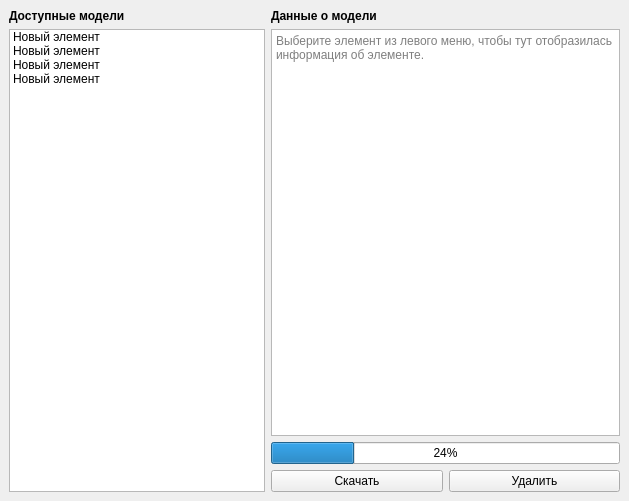
Qt form ui/model_management.ui (dalbsyn/cursovoi-project-1) before a commit.
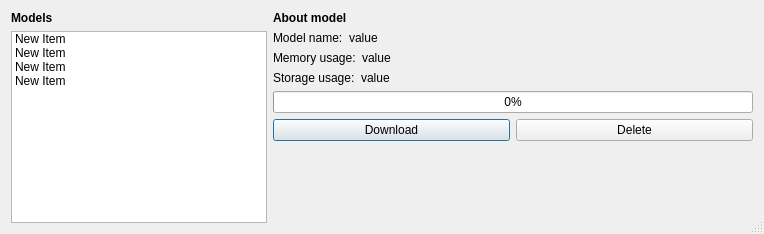
The same form after that commit.

Commit message: Рефакторинг графического интерфейса

Patch:
```diff
--- a/ui/model_management.ui
+++ b/ui/model_management.ui
@@ -1,113 +1,301 @@
 <?xml version="1.0" encoding="UTF-8"?>
 <ui version="4.0">
- <class>MainWindow</class>
- <widget class="QMainWindow" name="MainWindow">
+ <class>ModelManagement</class>
+ <widget class="QDialog" name="ModelManagement">
+  <property name="enabled">
+   <bool>true</bool>
+  </property>
   <property name="geometry">
    <rect>
     <x>0</x>
     <y>0</y>
-    <width>629</width>
-    <height>501</height>
+    <width>760</width>
+    <height>234</height>
    </rect>
   </property>
   <property name="windowTitle">
    <string>Управление моделями</string>
   </property>
-  <widget class="QWidget" name="centralwidget">
-   <layout class="QGridLayout" name="gridLayout_2">
-    <item row="3" column="2">
-     <widget class="QPushButton" name="button_delete">
+  <property name="sizeGripEnabled">
+   <bool>true</bool>
+  </property>
+  <layout class="QGridLayout" name="gridLayout">
+   <property name="sizeConstraint">
+    <enum>QLayout::SizeConstraint::SetFixedSize</enum>
+   </property>
+   <item row="1" column="0" rowspan="10">
+    <widget class="QListWidget" name="listWidget">
+     <property name="sizePolicy">
+      <sizepolicy hsizetype="Minimum" vsizetype="Expanding">
+       <horstretch>0</horstretch>
+       <verstretch>0</verstretch>
+      </sizepolicy>
+     </property>
+     <item>
       <property name="text">
-       <string>Удалить</string>
+       <string>New Item</string>
       </property>
-     </widget>
-    </item>
-    <item row="3" column="1">
-     <widget class="QPushButton" name="button_download">
+     </item>
+     <item>
       <property name="text">
-       <string>Скачать</string>
+       <string>New Item</string>
       </property>
-     </widget>
-    </item>
-    <item row="0" column="0">
-     <widget class="QLabel" name="label_models">
-      <property name="font">
-       <font>
-        <weight>75</weight>
-        <bold>true</bold>
-       </font>
+     </item>
+     <item>
+      <property name="text">
+       <string>New Item</string>
       </property>
+     </item>
+     <item>
       <property name="text">
-       <string>Доступные модели</string>
+       <string>New Item</string>
       </property>
-     </widget>
-    </item>
-    <item row="1" column="1" colspan="2">
-     <widget class="QTextBrowser" name="area_model_information">
-      <property name="html">
-       <string>&lt;!DOCTYPE HTML PUBLIC &quot;-//W3C//DTD HTML 4.0//EN&quot; &quot;http://www.w3.org/TR/REC-html40/strict.dtd&quot;&gt;
-&lt;html&gt;&lt;head&gt;&lt;meta name=&quot;qrichtext&quot; content=&quot;1&quot; /&gt;&lt;style type=&quot;text/css&quot;&gt;
-p, li { white-space: pre-wrap; }
-&lt;/style&gt;&lt;/head&gt;&lt;body style=&quot; font-family:'Noto Sans'; font-size:10pt; font-weight:400; font-style:normal;&quot;&gt;
-&lt;p style=&quot;-qt-paragraph-type:empty; margin-top:12px; margin-bottom:12px; margin-left:0px; margin-right:0px; -qt-block-indent:0; text-indent:0px;&quot;&gt;&lt;br /&gt;&lt;/p&gt;&lt;/body&gt;&lt;/html&gt;</string>
+     </item>
+    </widget>
+   </item>
+   <item row="0" column="1" colspan="2">
+    <widget class="QLabel" name="label_model_info">
+     <property name="sizePolicy">
+      <sizepolicy hsizetype="Preferred" vsizetype="Fixed">
+       <horstretch>0</horstretch>
+       <verstretch>0</verstretch>
+      </sizepolicy>
+     </property>
+     <property name="minimumSize">
+      <size>
+       <width>480</width>
+       <height>0</height>
+      </size>
+     </property>
+     <property name="font">
+      <font>
+       <bold>true</bold>
+      </font>
+     </property>
+     <property name="text">
+      <string>About model</string>
+     </property>
+    </widget>
+   </item>
+   <item row="1" column="1" colspan="2">
+    <widget class="QWidget" name="horizontal_model" native="true">
+     <property name="sizePolicy">
+      <sizepolicy hsizetype="Preferred" vsizetype="Fixed">
+       <horstretch>0</horstretch>
+       <verstretch>0</verstretch>
+      </sizepolicy>
+     </property>
+     <layout class="QHBoxLayout" name="horizontalLayout_4">
+      <property name="leftMargin">
+       <number>0</number>
       </property>
-      <property name="placeholderText">
-       <string>Выберите элемент из левого меню, чтобы тут отобразилась информация об элементе.</string>
+      <property name="topMargin">
+       <number>0</number>
       </property>
-     </widget>
-    </item>
-    <item row="2" column="1" colspan="2">
-     <widget class="QProgressBar" name="progressbar_download">
-      <property name="value">
-       <number>24</number>
+      <property name="rightMargin">
+       <number>0</number>
       </property>
-     </widget>
-    </item>
-    <item row="1" column="0" rowspan="3">
-     <widget class="QListWidget" name="list_models">
-      <property name="sizePolicy">
-       <sizepolicy hsizetype="Maximum" vsizetype="Expanding">
-        <horstretch>0</horstretch>
-        <verstretch>0</verstretch>
-       </sizepolicy>
+      <property name="bottomMargin">
+       <number>0</number>
       </property>
       <item>
-       <property name="text">
-        <string>Новый элемент</string>
-       </property>
+       <widget class="QLabel" name="label_model_name">
+        <property name="sizePolicy">
+         <sizepolicy hsizetype="Fixed" vsizetype="Fixed">
+          <horstretch>0</horstretch>
+          <verstretch>0</verstretch>
+         </sizepolicy>
+        </property>
+        <property name="text">
+         <string>Model name:</string>
+        </property>
+       </widget>
       </item>
       <item>
-       <property name="text">
-        <string>Новый элемент</string>
-       </property>
+       <widget class="QLabel" name="label_model_name_value">
+        <property name="sizePolicy">
+         <sizepolicy hsizetype="Preferred" vsizetype="Fixed">
+          <horstretch>0</horstretch>
+          <verstretch>0</verstretch>
+         </sizepolicy>
+        </property>
+        <property name="text">
+         <string>value</string>
+        </property>
+       </widget>
       </item>
+     </layout>
+    </widget>
+   </item>
+   <item row="2" column="1" colspan="2">
+    <widget class="QWidget" name="horizontal_memory" native="true">
+     <property name="sizePolicy">
+      <sizepolicy hsizetype="Preferred" vsizetype="Fixed">
+       <horstretch>0</horstretch>
+       <verstretch>0</verstretch>
+      </sizepolicy>
+     </property>
+     <layout class="QHBoxLayout" name="horizontalLayout_3">
+      <property name="leftMargin">
+       <number>0</number>
+      </property>
+      <property name="topMargin">
+       <number>0</number>
+      </property>
+      <property name="rightMargin">
+       <number>0</number>
+      </property>
+      <property name="bottomMargin">
+       <number>0</number>
+      </property>
       <item>
-       <property name="text">
-        <string>Новый элемент</string>
-       </property>
+       <widget class="QLabel" name="label_memory_usage">
+        <property name="sizePolicy">
+         <sizepolicy hsizetype="Fixed" vsizetype="Fixed">
+          <horstretch>0</horstretch>
+          <verstretch>0</verstretch>
+         </sizepolicy>
+        </property>
+        <property name="text">
+         <string>Memory usage:</string>
+        </property>
+       </widget>
       </item>
       <item>
-       <property name="text">
-        <string>Новый элемент</string>
-       </property>
+       <widget class="QLabel" name="label_memory_usage_value">
+        <property name="sizePolicy">
+         <sizepolicy hsizetype="Preferred" vsizetype="Fixed">
+          <horstretch>0</horstretch>
+          <verstretch>0</verstretch>
+         </sizepolicy>
+        </property>
+        <property name="text">
+         <string>value</string>
+        </property>
+       </widget>
       </item>
-     </widget>
-    </item>
-    <item row="0" column="1" colspan="2">
-     <widget class="QLabel" name="label_model_information">
-      <property name="font">
-       <font>
-        <weight>75</weight>
-        <bold>true</bold>
-       </font>
+     </layout>
+    </widget>
+   </item>
+   <item row="0" column="0">
+    <widget class="QLabel" name="label_models">
+     <property name="sizePolicy">
+      <sizepolicy hsizetype="Preferred" vsizetype="Fixed">
+       <horstretch>0</horstretch>
+       <verstretch>0</verstretch>
+      </sizepolicy>
+     </property>
+     <property name="font">
+      <font>
+       <bold>true</bold>
+      </font>
+     </property>
+     <property name="text">
+      <string>Models</string>
+     </property>
+    </widget>
+   </item>
+   <item row="3" column="1">
+    <widget class="QWidget" name="horizontal_storage" native="true">
+     <layout class="QHBoxLayout" name="horizontalLayout_5">
+      <property name="leftMargin">
+       <number>0</number>
       </property>
-      <property name="text">
-       <string>Данные о модели</string>
+      <property name="topMargin">
+       <number>0</number>
       </property>
-     </widget>
-    </item>
-   </layout>
-  </widget>
+      <property name="rightMargin">
+       <number>0</number>
+      </property>
+      <property name="bottomMargin">
+       <number>0</number>
+      </property>
+      <item>
+       <widget class="QLabel" name="label_storage_usage">
+        <property name="sizePolicy">
+         <sizepolicy hsizetype="Fixed" vsizetype="Fixed">
+          <horstretch>0</horstretch>
+          <verstretch>0</verstretch>
+         </sizepolicy>
+        </property>
+        <property name="text">
+         <string>Storage usage:</string>
+        </property>
+       </widget>
+      </item>
+      <item>
+       <widget class="QLabel" name="label_storage_usage_value">
+        <property name="sizePolicy">
+         <sizepolicy hsizetype="Preferred" vsizetype="Fixed">
+          <horstretch>0</horstretch>
+          <verstretch>0</verstretch>
+         </sizepolicy>
+        </property>
+        <property name="text">
+         <string>value</string>
+        </property>
+       </widget>
+      </item>
+     </layout>
+    </widget>
+   </item>
+   <item row="4" column="1" colspan="2">
+    <widget class="QProgressBar" name="progress_download">
+     <property name="value">
+      <number>0</number>
+     </property>
+    </widget>
+   </item>
+   <item row="5" column="1">
+    <widget class="QPushButton" name="button_download">
+     <property name="sizePolicy">
+      <sizepolicy hsizetype="Expanding" vsizetype="Fixed">
+       <horstretch>0</horstretch>
+       <verstretch>0</verstretch>
+      </sizepolicy>
+     </property>
+     <property name="text">
+      <string>Download</string>
+     </property>
+    </widget>
+   </item>
+   <item row="5" column="2">
+    <widget class="QPushButton" name="button_delete">
+     <property name="sizePolicy">
+      <sizepolicy hsizetype="Expanding" vsizetype="Fixed">
+       <horstretch>0</horstretch>
+       <verstretch>0</verstretch>
+      </sizepolicy>
+     </property>
+     <property name="text">
+      <string>Delete</string>
+     </property>
+    </widget>
+   </item>
+   <item row="6" column="1" colspan="2">
+    <spacer name="verticalSpacer">
+     <property name="orientation">
+      <enum>Qt::Orientation::Vertical</enum>
+     </property>
+     <property name="sizeHint" stdset="0">
+      <size>
+       <width>20</width>
+       <height>40</height>
+      </size>
+     </property>
+    </spacer>
+   </item>
+  </layout>
+  <zorder>horizontal_storage</zorder>
+  <zorder>label_models</zorder>
+  <zorder>label_model_info</zorder>
+  <zorder>listWidget</zorder>
+  <zorder>horizontal_memory</zorder>
+  <zorder>horizontal_model</zorder>
+  <zorder>progress_download</zorder>
+  <zorder>button_download</zorder>
+  <zorder>button_delete</zorder>
+  <zorder>verticalSpacer</zorder>
  </widget>
  <resources/>
  <connections/>
```
Left out of the diff: 2 changed lines with no effect on the pictures. The commit also changes 2 other files.
